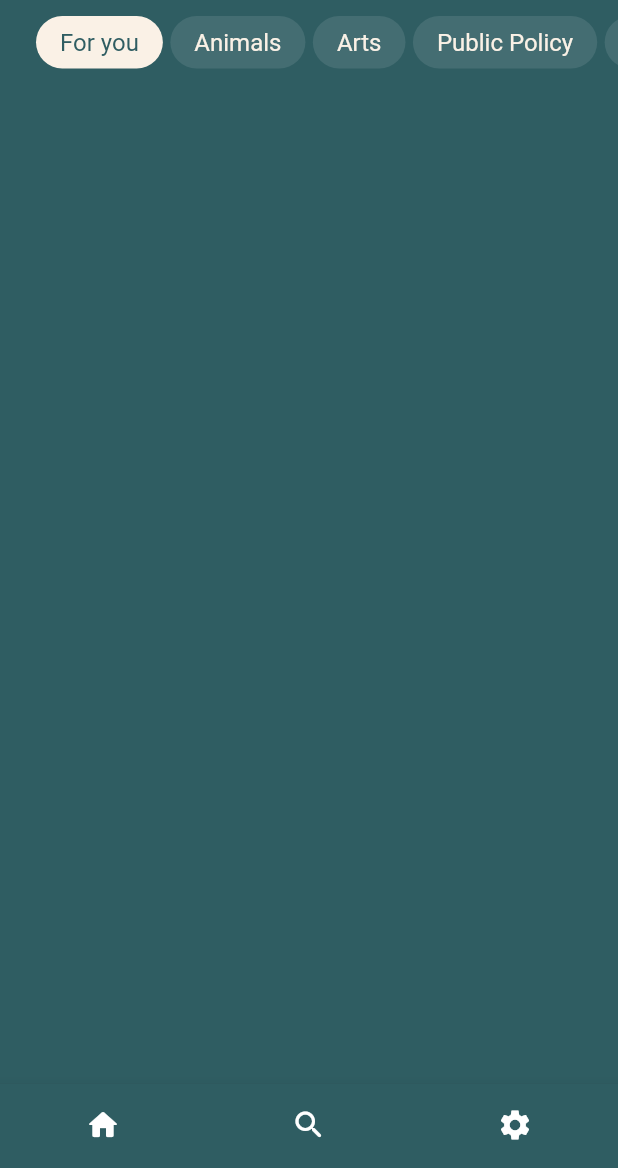
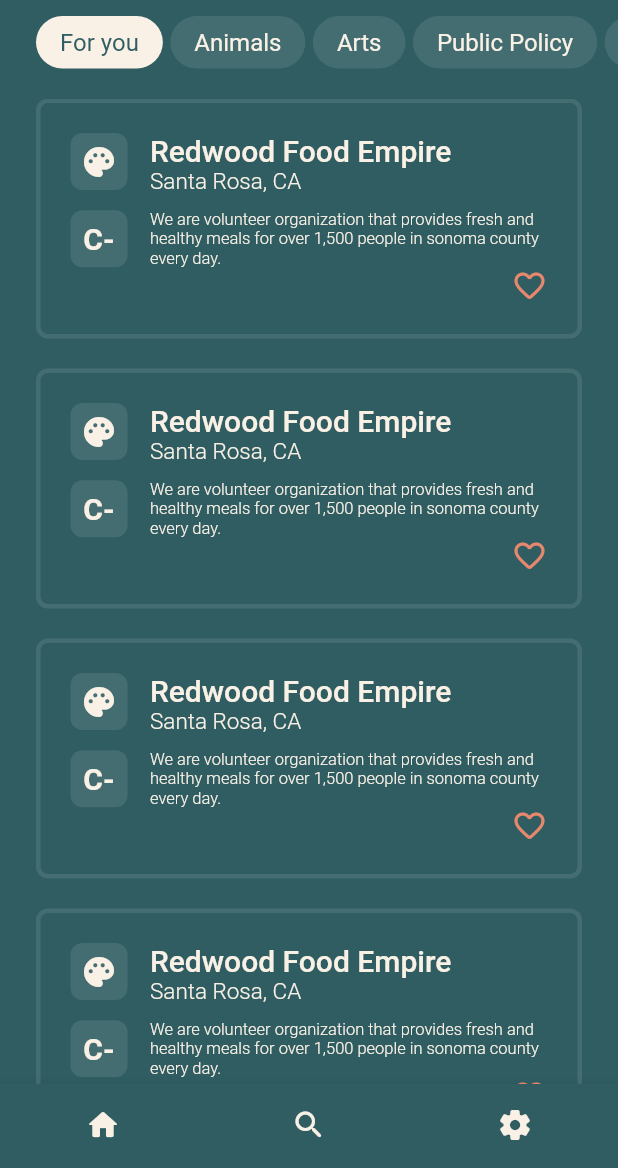
Before and after one commit to luggy-wuggy/oogway, a Flutter app: the RootView screen opened directly, on a phone screen of 412 x 824 dp, the part 68-1236 px from its top. Run offline on Flutter 3.47's test engine with Material 2 defaults, Android fonts, the phone set to English and light mode, and no system bars; our stand-ins replace after_layout, chopper, cloud_firestore, dio, firebase_auth, firebase_core and 8 more; accounts and stored records are empty; generated files the repository leaves out were written again.

Commit message:
feat: charity list UI

```diff
--- a/oogway/lib/src/common/constants/ui.dart
+++ b/oogway/lib/src/common/constants/ui.dart
@@ -3,6 +3,6 @@ import 'package:flutter/material.dart';
 class OogwayColors {
   static const kPrimaryDarkColor = Color(0xFF2F5D62);
   static const kPrimaryTransparentDarkColor = Color(0xFF446D72);
-
   static const kPrimaryLightColor = Color(0xFFFAF1E6);
+  static const kPrimaryCoralColor = Color(0xFFE7886E);
 }
--- a/oogway/lib/src/ui/root/root_view.dart
+++ b/oogway/lib/src/ui/root/root_view.dart
@@ -63,21 +63,21 @@ class RootView extends ConsumerWidget {
             label: "",
             icon: Icon(
               Icons.home_rounded,
-              color: Colors.white,
+              color: OogwayColors.kPrimaryLightColor,
             ),
           ),
           BottomNavigationBarItem(
             label: "",
             icon: Icon(
               Icons.search_rounded,
-              color: Colors.white,
+              color: OogwayColors.kPrimaryLightColor,
             ),
           ),
           BottomNavigationBarItem(
             label: "",
             icon: Icon(
-              Icons.settings,
-              color: Colors.white,
+              Icons.settings_rounded,
+              color: OogwayColors.kPrimaryLightColor,
             ),
           ),
         ],
--- a/oogway/lib/src/ui/root/ui/home/home_view.dart
+++ b/oogway/lib/src/ui/root/ui/home/home_view.dart
@@ -1,4 +1,6 @@
 import 'package:flutter/material.dart';
+import 'package:oogway/src/ui/root/ui/home/widgets/charity_card.dart';
+import 'package:oogway/src/ui/root/ui/home/widgets/charity_list.dart';
 import 'package:oogway/src/ui/root/ui/home/widgets/home_category_pills_list.dart';
 
 class HomeView extends StatelessWidget {
@@ -9,6 +11,8 @@ class HomeView extends StatelessWidget {
     return Column(
       children: const [
         HomeCategoryList(),
+        SizedBox(height: 20),
+        HomeCharityList(),
       ],
     );
   }
--- /dev/null
+++ b/oogway/lib/src/ui/root/ui/home/widgets/charity_card.dart
@@ -0,0 +1,105 @@
+import 'package:flutter/material.dart';
+import 'package:oogway/src/common/constants/ui.dart';
+
+class CharityCard extends StatelessWidget {
+  const CharityCard({Key? key}) : super(key: key);
+
+  @override
+  Widget build(BuildContext context) {
+    return Padding(
+      padding: const EdgeInsets.symmetric(horizontal: 24),
+      child: Container(
+          padding: const EdgeInsets.all(20),
+          decoration: BoxDecoration(
+            border: Border.all(
+              color: OogwayColors.kPrimaryTransparentDarkColor,
+              width: 3,
+            ),
+            borderRadius: const BorderRadius.all(Radius.circular(8)),
+          ),
+          child: Column(
+            children: [
+              Row(
+                crossAxisAlignment: CrossAxisAlignment.start,
+                children: [
+                  Container(
+                    height: 38,
+                    width: 38,
+                    decoration: const BoxDecoration(
+                      color: OogwayColors.kPrimaryTransparentDarkColor,
+                      borderRadius: BorderRadius.all(Radius.circular(8)),
+                    ),
+                    child: const Icon(
+                      Icons.palette,
+                      color: OogwayColors.kPrimaryLightColor,
+                    ),
+                  ),
+                  const SizedBox(width: 15),
+                  Column(
+                    crossAxisAlignment: CrossAxisAlignment.start,
+                    children: const [
+                      Text(
+                        "Redwood Food Empire",
+                        style: TextStyle(
+                          color: OogwayColors.kPrimaryLightColor,
+                          fontSize: 20,
+                          fontWeight: FontWeight.w500,
+                        ),
+                      ),
+                      Text(
+                        "Santa Rosa, CA",
+                        style: TextStyle(
+                          color: OogwayColors.kPrimaryLightColor,
+                          fontSize: 15,
+                          fontWeight: FontWeight.w300,
+                        ),
+                      ),
+                    ],
+                  ),
+                ],
+              ),
+              const SizedBox(height: 10),
+              Row(
+                children: [
+                  Container(
+                    height: 38,
+                    width: 38,
+                    decoration: const BoxDecoration(
+                      color: OogwayColors.kPrimaryTransparentDarkColor,
+                      borderRadius: BorderRadius.all(Radius.circular(8)),
+                    ),
+                    alignment: Alignment.center,
+                    child: const Text(
+                      "C-",
+                      style: TextStyle(
+                        color: OogwayColors.kPrimaryLightColor,
+                        fontSize: 20,
+                        fontWeight: FontWeight.w600,
+                      ),
+                    ),
+                  ),
+                  const SizedBox(width: 15),
+                  const Flexible(
+                    child: Text(
+                      "We are volunteer organization that provides fresh and healthy meals for over 1,500 people in sonoma county every day.",
+                      style: TextStyle(
+                        color: OogwayColors.kPrimaryLightColor,
+                        fontSize: 11,
+                        fontWeight: FontWeight.w300,
+                      ),
+                    ),
+                  ),
+                ],
+              ),
+              const Align(
+                alignment: Alignment.centerRight,
+                child: Icon(
+                  Icons.favorite_border_rounded,
+                  color: OogwayColors.kPrimaryCoralColor,
+                ),
+              )
+            ],
+          )),
+    );
+  }
+}
--- /dev/null
+++ b/oogway/lib/src/ui/root/ui/home/widgets/charity_list.dart
@@ -0,0 +1,26 @@
+import 'package:flutter/material.dart';
+import 'package:flutter/src/foundation/key.dart';
+import 'package:flutter/src/widgets/framework.dart';
+
+import 'charity_card.dart';
+
+class HomeCharityList extends StatelessWidget {
+  const HomeCharityList({Key? key}) : super(key: key);
+
+  @override
+  Widget build(BuildContext context) {
+    return Expanded(
+      child: ListView(
+        children: const [
+          CharityCard(),
+          SizedBox(height: 20),
+          CharityCard(),
+          SizedBox(height: 20),
+          CharityCard(),
+          SizedBox(height: 20),
+          CharityCard(),
+        ],
+      ),
+    );
+  }
+}
```
